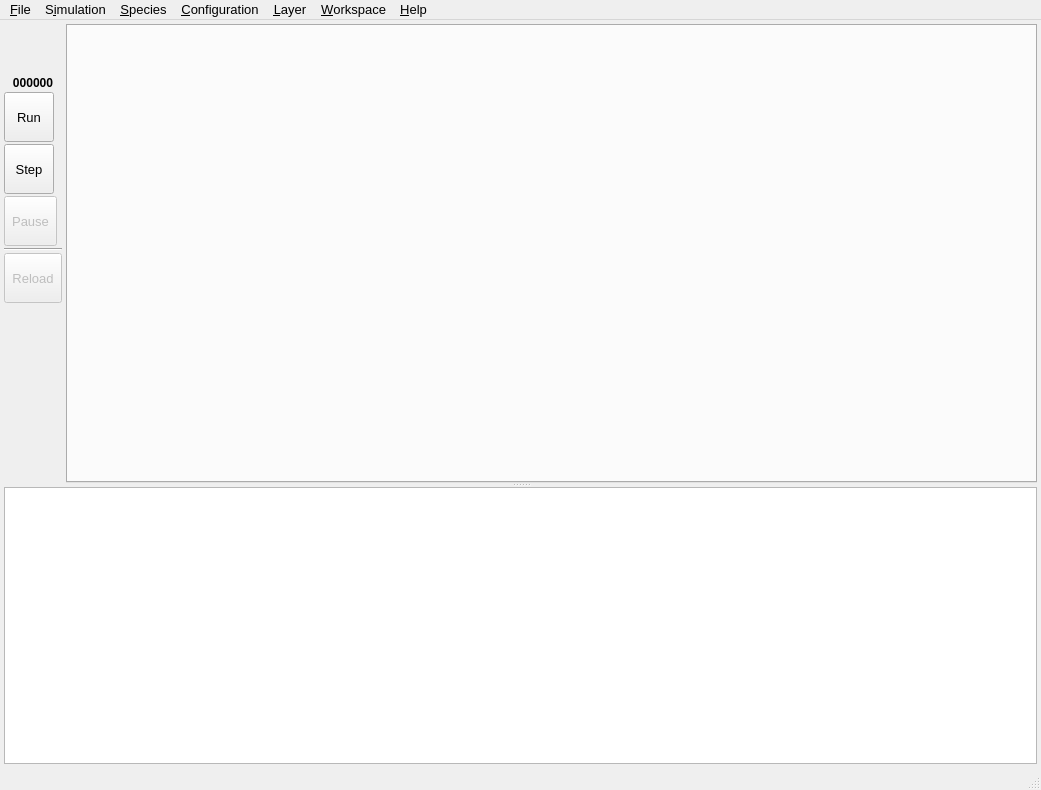
First picture: the form in src/gui/gui.ui, repository disorderedmaterials/dissolve, before the edit.
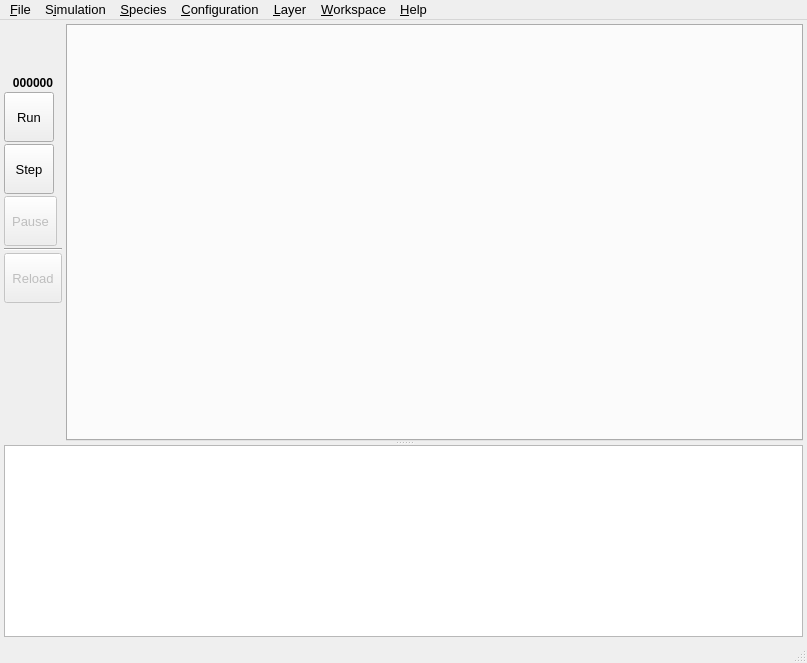
Second picture: the form after the edit. The open tabs and pages were chosen to show the change. Icons and pictures are not drawn. Custom widgets are drawn as their Qt base class.

Commit message: Tweak layout of main simulation page.

The edit to the form file:
```diff
--- a/src/gui/gui.ui
+++ b/src/gui/gui.ui
@@ -6,8 +6,8 @@
    <rect>
     <x>0</x>
     <y>0</y>
-    <width>1041</width>
-    <height>790</height>
+    <width>807</width>
+    <height>663</height>
    </rect>
   </property>
   <property name="font">
@@ -532,11 +532,29 @@
           <property name="orientation">
            <enum>Qt::Vertical</enum>
           </property>
-          <widget class="QWidget" name="">
+          <widget class="QWidget" name="MainWidget" native="true">
+           <property name="sizePolicy">
+            <sizepolicy hsizetype="Expanding" vsizetype="Expanding">
+             <horstretch>0</horstretch>
+             <verstretch>15</verstretch>
+            </sizepolicy>
+           </property>
            <layout class="QHBoxLayout" name="horizontalLayout">
             <property name="spacing">
              <number>4</number>
             </property>
+            <property name="leftMargin">
+             <number>0</number>
+            </property>
+            <property name="topMargin">
+             <number>0</number>
+            </property>
+            <property name="rightMargin">
+             <number>0</number>
+            </property>
+            <property name="bottomMargin">
+             <number>0</number>
+            </property>
             <item>
              <layout class="QVBoxLayout" name="verticalLayout">
               <property name="spacing">
@@ -780,6 +798,12 @@
            </layout>
           </widget>
           <widget class="QTextBrowser" name="MessagesBrowser">
+           <property name="sizePolicy">
+            <sizepolicy hsizetype="Expanding" vsizetype="Minimum">
+             <horstretch>0</horstretch>
+             <verstretch>0</verstretch>
+            </sizepolicy>
+           </property>
            <property name="font">
             <font>
              <family>Courier</family>
@@ -800,8 +824,8 @@
     <rect>
      <x>0</x>
      <y>0</y>
-     <width>1041</width>
-     <height>24</height>
+     <width>807</width>
+     <height>25</height>
     </rect>
    </property>
    <widget class="QMenu" name="SessionMenu">
```
Left out of the diff: 4 changed lines with no effect on the pictures.
